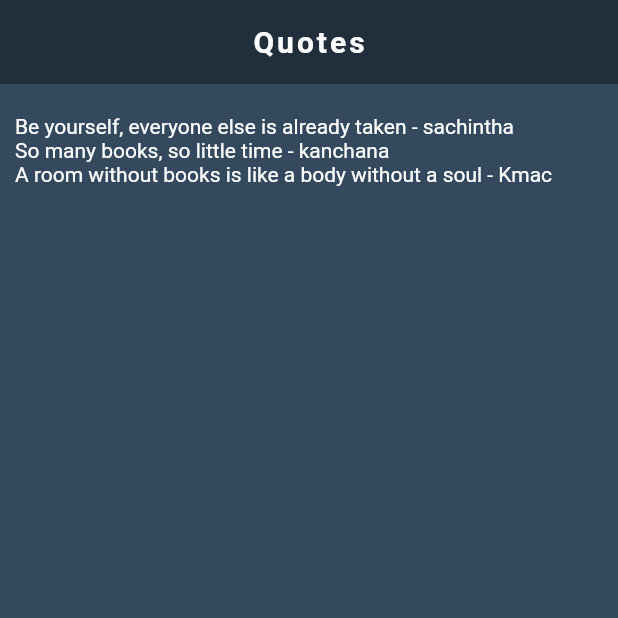
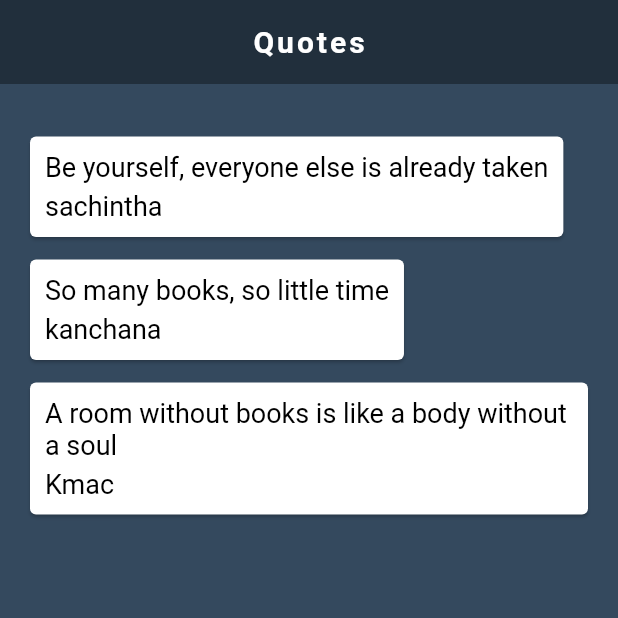
Before and after one commit to sachinthadilshandisanayaka/flutter-practice, a Flutter app: the screen it shows after launch, on a phone screen of 412 x 824 dp, the top half of it. Run offline on Flutter 3.47's test engine with Material 2 defaults, Android fonts, the phone set to English and light mode, and no system bars.

Commit message:
add card

```diff
--- a/lib/main.dart
+++ b/lib/main.dart
@@ -1,3 +1,4 @@
+// import 'dart:html';
 import 'dart:ui';
 import 'quotes.dart';
 
@@ -27,6 +28,37 @@ class _QuotesState extends State<Quotes> {
         author: 'Kmac')
   ];
 
+  Widget quoteTemplate(quote) {
+    return Card(
+      margin: EdgeInsets.fromLTRB(10.0, 15.0, 10.0, 0),
+      child: Padding(
+        padding: const EdgeInsets.all(10.0),
+        child: Column(
+          crossAxisAlignment: CrossAxisAlignment.start,
+          children: <Widget>[
+            Text(
+              quote.text,
+              style: TextStyle(
+                fontSize: 18.0,
+                color: Colors.black,
+              ),
+            ),
+            SizedBox(
+              height: 5.0,
+            ),
+            Text(
+              quote.author,
+              style: TextStyle(
+                fontSize: 18.0,
+                color: Colors.black,
+              ),
+            )
+          ],
+        ),
+      ),
+    );
+  }
+
   @override
   Widget build(BuildContext context) {
     return Scaffold(
@@ -51,14 +83,7 @@ class _QuotesState extends State<Quotes> {
           // children: <Widget>[
 
           // ],
-          children: quotes.map((quote) {
-            return Text(
-              '${quote.text} - ${quote.author}',
-              style: TextStyle(
-                color: Colors.white,
-              ),
-            );
-          }).toList(),
+          children: quotes.map((quote) => quoteTemplate(quote)).toList(),
         ),
       ),
     );
```
